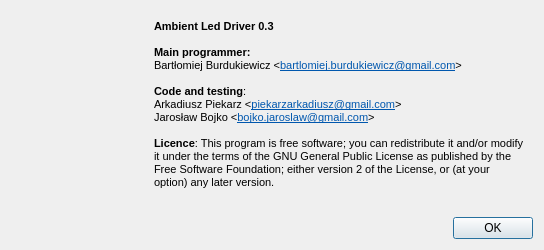
First picture: the form in about.ui, repository dev-0x7C6/led-frame, before the edit.
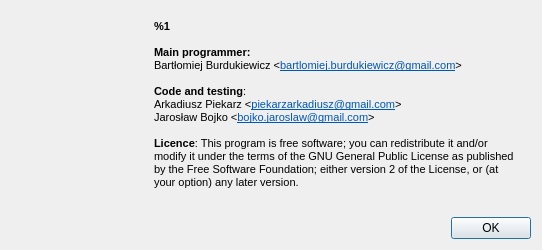
Second picture: the form after the edit. Icons and pictures are not drawn.

The edit to the form file:
```diff
--- a/about.ui
+++ b/about.ui
@@ -6,7 +6,7 @@
    <rect>
     <x>0</x>
     <y>0</y>
-    <width>544</width>
+    <width>542</width>
     <height>243</height>
    </rect>
   </property>
@@ -49,7 +49,7 @@
 &lt;html&gt;&lt;head&gt;&lt;meta name=&quot;qrichtext&quot; content=&quot;1&quot; /&gt;&lt;style type=&quot;text/css&quot;&gt;
 p, li { white-space: pre-wrap; }
 &lt;/style&gt;&lt;/head&gt;&lt;body style=&quot; font-family:'Sans Serif'; font-size:8pt; font-weight:400; font-style:normal;&quot;&gt;
-&lt;p style=&quot; margin-top:0px; margin-bottom:0px; margin-left:0px; margin-right:0px; -qt-block-indent:0; text-indent:0px;&quot;&gt;&lt;span style=&quot; font-weight:600;&quot;&gt;Ambient Led Driver 0.3&lt;/span&gt;&lt;/p&gt;
+&lt;p style=&quot; margin-top:0px; margin-bottom:0px; margin-left:0px; margin-right:0px; -qt-block-indent:0; text-indent:0px;&quot;&gt;&lt;span style=&quot; font-weight:600;&quot;&gt;%1&lt;/span&gt;&lt;/p&gt;
 &lt;p style=&quot;-qt-paragraph-type:empty; margin-top:0px; margin-bottom:0px; margin-left:0px; margin-right:0px; -qt-block-indent:0; text-indent:0px;&quot;&gt;&lt;br /&gt;&lt;/p&gt;
 &lt;p style=&quot; margin-top:0px; margin-bottom:0px; margin-left:0px; margin-right:0px; -qt-block-indent:0; text-indent:0px;&quot;&gt;&lt;span style=&quot; font-weight:600;&quot;&gt;Main programmer:&lt;/span&gt;&lt;/p&gt;
 &lt;p style=&quot; margin-top:0px; margin-bottom:0px; margin-left:0px; margin-right:0px; -qt-block-indent:0; text-indent:0px;&quot;&gt;Bartłomiej Burdukiewicz &amp;lt;&lt;a href=&quot;bartlomiej.burdukiewicz@gmail.com&quot;&gt;&lt;span style=&quot; text-decoration: underline; color:#0057ae;&quot;&gt;bartlomiej.burdukiewicz@gmail.com&lt;/span&gt;&lt;/a&gt;&amp;gt;&lt;/p&gt;
```
